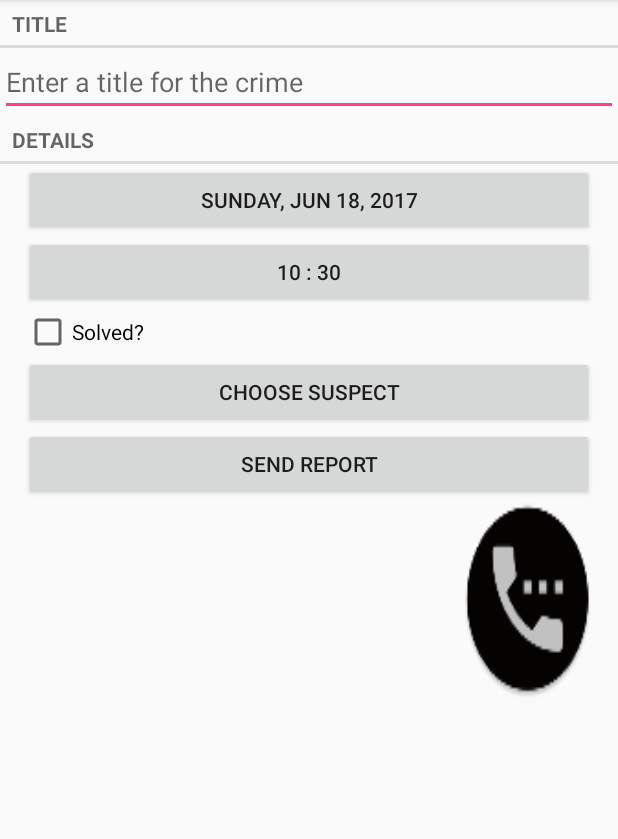
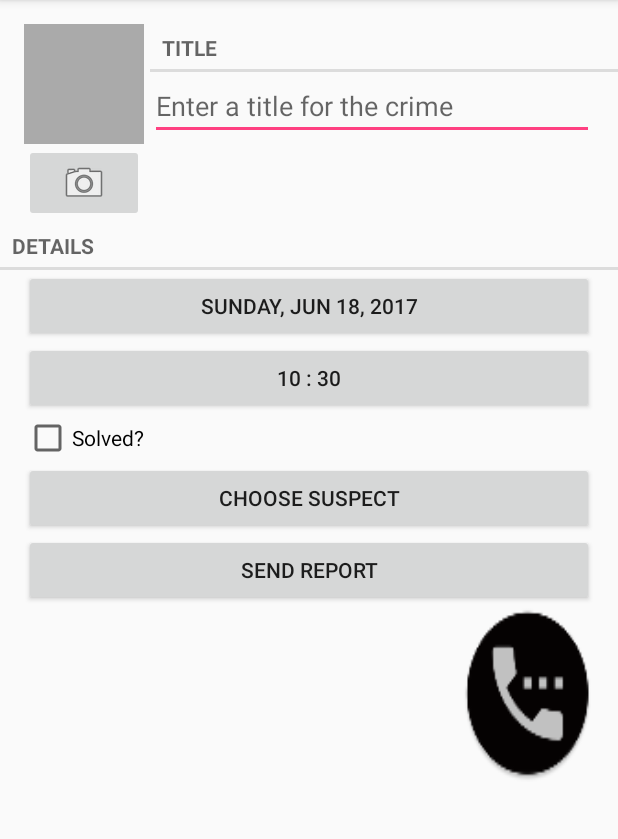
Before and after one commit to Smolyan91/android, an Android app: the CrimeFragment screen opened directly, with no data from a screen before it, on a phone screen of 412 x 824 dp, the part 84-923 px from its top. Run offline under Robolectric (Android 15) with nearby library versions, the phone set to English and light mode, and no system bars; 1 statement that could not run was skipped.

Commit message:
Create camera_event and camera_view

```diff
--- a/JobCollisions/app/src/main/AndroidManifest.xml
+++ b/JobCollisions/app/src/main/AndroidManifest.xml
@@ -4,6 +4,9 @@
 
     <uses-permission android:name="android.permission.READ_CONTACTS"/>
     <uses-permission android:name="android.permission.CALL_PHONE" />
+    <uses-permission android:name="android.permission.READ_EXTERNAL_STORAGE"/>
+    <uses-permission android:name="android.permission.WRITE_EXTERNAL_STORAGE" />
+
     <application
         android:allowBackup="true"
         android:icon="@mipmap/ic_launcher"
--- a/JobCollisions/app/src/main/java/com/example/jobcollisions/controller/CrimeFragment.java
+++ b/JobCollisions/app/src/main/java/com/example/jobcollisions/controller/CrimeFragment.java
@@ -4,9 +4,11 @@ import android.app.Activity;
 import android.content.Intent;
 import android.content.pm.PackageManager;
 import android.database.Cursor;
+import android.graphics.Bitmap;
 import android.net.Uri;
 import android.os.Bundle;
 import android.provider.ContactsContract;
+import android.provider.MediaStore;
 import android.support.annotation.Nullable;
 import android.support.v4.app.Fragment;
 import android.support.v4.app.FragmentManager;
@@ -19,13 +21,17 @@ import android.view.ViewGroup;
 import android.widget.Button;
 import android.widget.CheckBox;
 import android.widget.EditText;
+import android.widget.ImageButton;
+import android.widget.ImageView;
 
 import com.example.jobcollisions.R;
 import com.example.jobcollisions.controller.alert_dialog.DatePickerFragment;
 import com.example.jobcollisions.controller.alert_dialog.TimePickerFragment;
 import com.example.jobcollisions.model.Crime;
 import com.example.jobcollisions.model.CrimeLab;
+import com.example.jobcollisions.picture.PictureUtils;
 
+import java.io.File;
 import java.text.SimpleDateFormat;
 import java.util.Date;
 import java.util.UUID;
@@ -46,18 +52,22 @@ public class CrimeFragment extends Fragment {
 
     //For debug LogCat
     public static final String MSG = "MSG ";
-
+    //Constants
     private static final String ARG_CRIME_ID = "crime_id";
     private static final String DIALOG_DATE = "DialogDate";
     private static final String DIALOG_TIME = "DialogTime";
     private static final int REQUEST_DATE = 0;
     private static final int REQUEST_TIME = 1;
     private static final int REQUEST_CONTACT = 2;
+    private static final int REQUEST_PHOTO = 3;
 
-
+    //Formatter
     private SimpleDateFormat dateFormat = new SimpleDateFormat("EEEE, MMM d, yyyy");
     private SimpleDateFormat timeFormat = new SimpleDateFormat("HH : mm");
+
+    //ViewController
     private Crime mCrime;
+    private File mPhotoFile;
     private EditText mEditText;
     private CheckBox mSolvedCheckBox;
     private Button mDateButton;
@@ -65,6 +75,8 @@ public class CrimeFragment extends Fragment {
     private Button mReportButton;
     private Button mRequestContactButton;
     private Button mPhoneButton;
+    private ImageButton mPhotoButton;
+    private ImageView mPhotoView;
 
     @Override
     public void onCreate(Bundle savedInstanceState){
@@ -72,6 +84,7 @@ public class CrimeFragment extends Fragment {
         UUID crimeUUID = (UUID) getArguments()
                 .getSerializable(ARG_CRIME_ID);
         mCrime = CrimeLab.getCrimeLab(getActivity()).getCrime(crimeUUID);
+        mPhotoFile = CrimeLab.getCrimeLab(getActivity()).getPhotoFile(mCrime);
     }
 
     @Override
@@ -104,6 +117,16 @@ public class CrimeFragment extends Fragment {
 
         return getString(R.string.crime_report, mCrime.getTitle(),
                 date, solvedString, suspect);
+    }
+
+    private void updatePhotoView(){
+        if (mPhotoFile == null || !mPhotoFile.exists()){
+            Log.d("UPD_Photo_View", mPhotoFile == null? "null": mPhotoFile.exists()? "yes":"no");
+            mPhotoView.setImageDrawable(null);
+        }else {
+            Bitmap imgBitmap = PictureUtils.getScaledBitmap(mPhotoFile.getPath(), getActivity());
+            mPhotoView.setImageBitmap(imgBitmap);
+        }
     }
 
     @Override
@@ -167,6 +190,8 @@ public class CrimeFragment extends Fragment {
             }finally {
                 cursor.close();
             }
+        }else if (requestCode == REQUEST_PHOTO){
+            updatePhotoView();
         }
     }
 
@@ -188,6 +213,11 @@ public class CrimeFragment extends Fragment {
     @Override
     public View onCreateView(LayoutInflater inflater, @Nullable ViewGroup container, @Nullable Bundle savedInstanceState) {
         View view =inflater.inflate(R.layout.fragment_crime, container,false);
+
+        mPhotoButton = (ImageButton) view.findViewById(R.id.camera_crime_button);
+
+        mPhotoView = (ImageView) view.findViewById(R.id.crime_photo);
+
         mEditText = (EditText) view.findViewById(R.id.crime_title);
         mEditText.setText(mCrime.getTitle());
         mEditText.addTextChangedListener(new TextWatcher() {
@@ -276,6 +306,30 @@ public class CrimeFragment extends Fragment {
                 startActivity(intent);
             }
         });
+
+        final Intent captureImg = new Intent(MediaStore.ACTION_IMAGE_CAPTURE);
+        boolean canTakePhoto = mPhotoFile != null
+                                && captureImg.resolveActivity(packageManager) != null;
+        mPhotoButton.setEnabled(true);
+
+        if (canTakePhoto){
+            Uri uri = Uri.fromFile(mPhotoFile);
+            captureImg.putExtra(MediaStore.EXTRA_OUTPUT, uri);
+        }
+
+        if (mPhotoFile != null){
+            Log.d("debug", mPhotoFile.toString());
+            Log.i("Info", "ok");
+        }
+
+        mPhotoButton.setOnClickListener(new View.OnClickListener() {
+            @Override
+            public void onClick(View v) {
+
+                startActivityForResult(captureImg, REQUEST_PHOTO);
+            }
+        });
+        updatePhotoView();
         return view;
     }
 }
--- a/JobCollisions/app/src/main/java/com/example/jobcollisions/model/Crime.java
+++ b/JobCollisions/app/src/main/java/com/example/jobcollisions/model/Crime.java
@@ -1,4 +1,6 @@
 package com.example.jobcollisions.model;
+
+import android.util.Log;
 
 import java.util.Date;
 import java.util.UUID;
@@ -21,6 +23,10 @@ public class Crime {
         return phoneNumber;
     }
 
+    public String getPhotoFileName(){
+        Log.i("getPFileName : ", "IMG_" + getId().toString() + ".jpg");
+        return "IMG_" + getId().toString() + ".jpg";
+    }
     public void setPhoneNumber(String phoneNumber) {
         this.phoneNumber = phoneNumber;
     }
--- a/JobCollisions/app/src/main/java/com/example/jobcollisions/model/CrimeLab.java
+++ b/JobCollisions/app/src/main/java/com/example/jobcollisions/model/CrimeLab.java
@@ -4,9 +4,13 @@ import android.content.ContentValues;
 import android.content.Context;
 import android.database.Cursor;
 import android.database.sqlite.SQLiteDatabase;
+import android.os.Environment;
+
 import com.example.jobcollisions.database.CrimeBaseHelper;
 import com.example.jobcollisions.database.CrimeCursorWrapper;
 import com.example.jobcollisions.database.CrimeDBSchema;
+
+import java.io.File;
 import java.util.LinkedList;
 import java.util.List;
 import java.util.UUID;
@@ -110,6 +114,23 @@ public class CrimeLab {
         }
     }
 
+    /***
+     * Возвращает дескриптор папки в первичном внешнем храни-
+     * лище, предназначенной для хранения обычных файлов. При
+     * передаче типа String можно обратиться к папке, пред-
+     * назначенной для конкретного типа содержимого. Константы
+     * типов определяются в Environment с префиксом DIRECTORY_.
+     * Например, изображения хранятся в Environment.DIRECTORY_PICTURES
+     * @param crime
+     * @return
+     */
+    public File getPhotoFile(Crime crime){
+        File externalFilesDir = mContext.getExternalFilesDir(Environment.DIRECTORY_PICTURES);
+
+        if (externalFilesDir == null) return null;
+        return new File(externalFilesDir, crime.getPhotoFileName());
+    }
+
     private static ContentValues getContentValues(Crime crime){
         ContentValues contentValues = new ContentValues();
         contentValues.put(CrimeDBSchema.CrimeTable.Columns.UUID, crime.getId().toString());
--- /dev/null
+++ b/JobCollisions/app/src/main/java/com/example/jobcollisions/picture/PictureUtils.java
@@ -0,0 +1,42 @@
+package com.example.jobcollisions.picture;
+
+
+import android.app.Activity;
+import android.graphics.Bitmap;
+import android.graphics.BitmapFactory;
+import android.graphics.Point;
+
+public class PictureUtils {
+
+    public static Bitmap getScaledBitmap(String path, int destWidth, int destHeight){
+
+        //чтение размера изображения на диске
+        BitmapFactory.Options options = new BitmapFactory.Options();
+        options.inJustDecodeBounds = true;
+        BitmapFactory.decodeFile(path, options);
+
+        float srcWidth = options.outWidth;
+        float srcHeight = options.outHeight;
+
+        //Вычисление степени масштабирования
+        int simpleSize = 1;
+        if (srcHeight > destHeight || srcWidth > destWidth){
+            if (srcHeight > destHeight){
+                simpleSize = Math.round(srcHeight / destHeight);
+            }else {
+                simpleSize = Math.round(srcWidth / destWidth);
+            }
+        }
+        options = new BitmapFactory.Options();
+        options.inSampleSize = simpleSize;
+
+        //чтение данных и создание итогового изображения
+        return BitmapFactory.decodeFile(path,options);
+    }
+
+    public static Bitmap getScaledBitmap(String path, Activity activity){
+        Point size = new Point();
+        activity.getWindowManager().getDefaultDisplay().getSize(size);
+        return getScaledBitmap(path, size.x, size.y);
+    }
+}
--- a/JobCollisions/app/src/main/res/layout-land/fragment_crime.xml
+++ b/JobCollisions/app/src/main/res/layout-land/fragment_crime.xml
@@ -5,16 +5,7 @@
     android:layout_height="match_parent"
     android:weightSum="1">
 
-    <TextView
-        android:layout_width="match_parent"
-        android:layout_height="wrap_content"
-        android:text="@string/crime_title_label"
-        style="?android:listSeparatorTextViewStyle"/>
-    <EditText
-        android:id="@+id/crime_title"
-        android:layout_width="match_parent"
-        android:layout_height="wrap_content"
-        android:hint="@string/crime_title_hint"/>
+    <include layout="@layout/view_camera_and_title"/>
     <TextView
         android:layout_width="match_parent"
         android:layout_height="wrap_content"
--- a/JobCollisions/app/src/main/res/layout/fragment_crime.xml
+++ b/JobCollisions/app/src/main/res/layout/fragment_crime.xml
@@ -5,16 +5,8 @@
     android:layout_height="match_parent"
     android:weightSum="1">
 
-    <TextView
-        android:layout_width="match_parent"
-        android:layout_height="wrap_content"
-        android:text="@string/crime_title_label"
-        style="?android:listSeparatorTextViewStyle"/>
-    <EditText
-        android:id="@+id/crime_title"
-        android:layout_width="match_parent"
-        android:layout_height="wrap_content"
-        android:hint="@string/crime_title_hint"/>
+    <include layout="@layout/view_camera_and_title"/>
+
     <TextView
         android:layout_width="match_parent"
         android:layout_height="wrap_content"
--- /dev/null
+++ b/JobCollisions/app/src/main/res/layout/view_camera_and_title.xml
@@ -0,0 +1,49 @@
+<?xml version="1.0" encoding="utf-8"?>
+<LinearLayout
+    xmlns:android="http://schemas.android.com/apk/res/android"
+    android:layout_width="match_parent"
+    android:layout_height="wrap_content"
+    android:layout_marginLeft="16dp"
+    android:layout_marginTop="16dp">
+
+    <LinearLayout
+        android:layout_width="wrap_content"
+        android:layout_height="wrap_content"
+        android:orientation="vertical"
+        android:layout_marginRight="4dp">
+
+        <ImageView
+            android:id="@+id/crime_photo"
+            android:layout_width="80dp"
+            android:layout_height="80dp"
+            android:scaleType="centerInside"
+            android:background="@android:color/darker_gray"
+            android:cropToPadding="true"/>
+        <ImageButton
+            android:id="@+id/camera_crime_button"
+            android:layout_width="match_parent"
+            android:layout_height="wrap_content"
+            android:src="@android:drawable/ic_menu_camera"/>
+    </LinearLayout>
+
+    <LinearLayout
+        android:layout_width="wrap_content"
+        android:layout_height="wrap_content"
+        android:orientation="vertical"
+        android:layout_weight="1">
+
+        <TextView
+            android:layout_width="match_parent"
+            android:layout_height="wrap_content"
+            android:text="@string/crime_title_label"
+            style="?android:listSeparatorTextViewStyle"/>
+
+        <EditText
+            android:id="@+id/crime_title"
+            android:layout_width="match_parent"
+            android:layout_height="wrap_content"
+            android:layout_marginRight="16dp"
+            android:hint="@string/crime_title_hint"/>
+    </LinearLayout>
+
+</LinearLayout>
```
